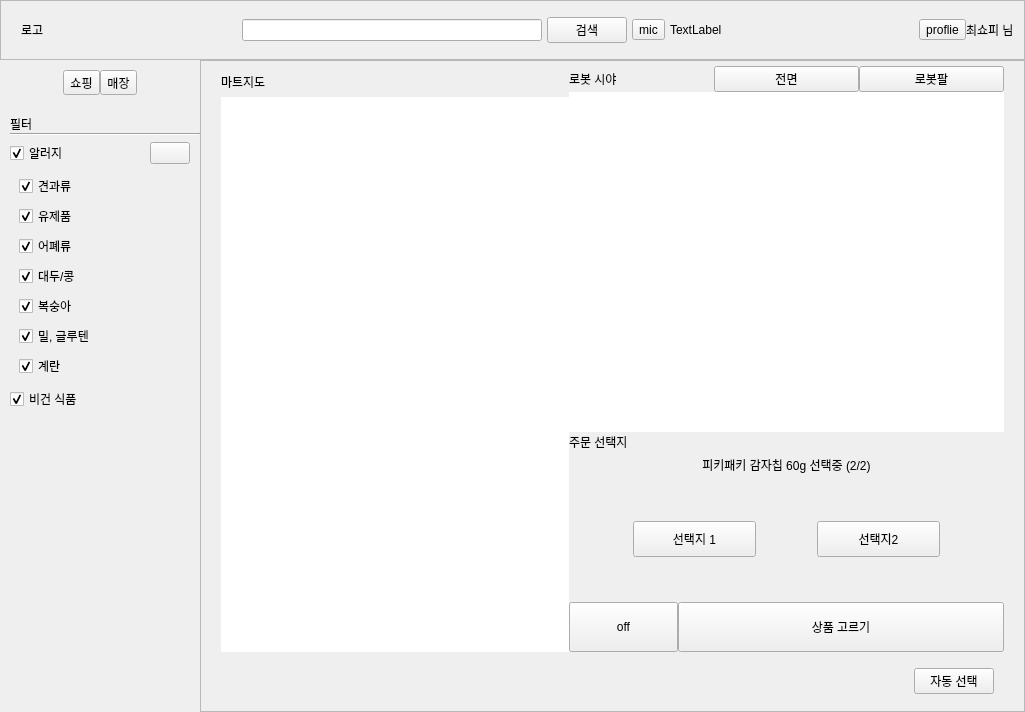
Before: the Qt Designer form shopee_ros2/src/shopee_app/shopee_app/ui/layout_user.ui in addinedu-roscamp-7th/roscamp-repo-1, drawn with Qt 5.
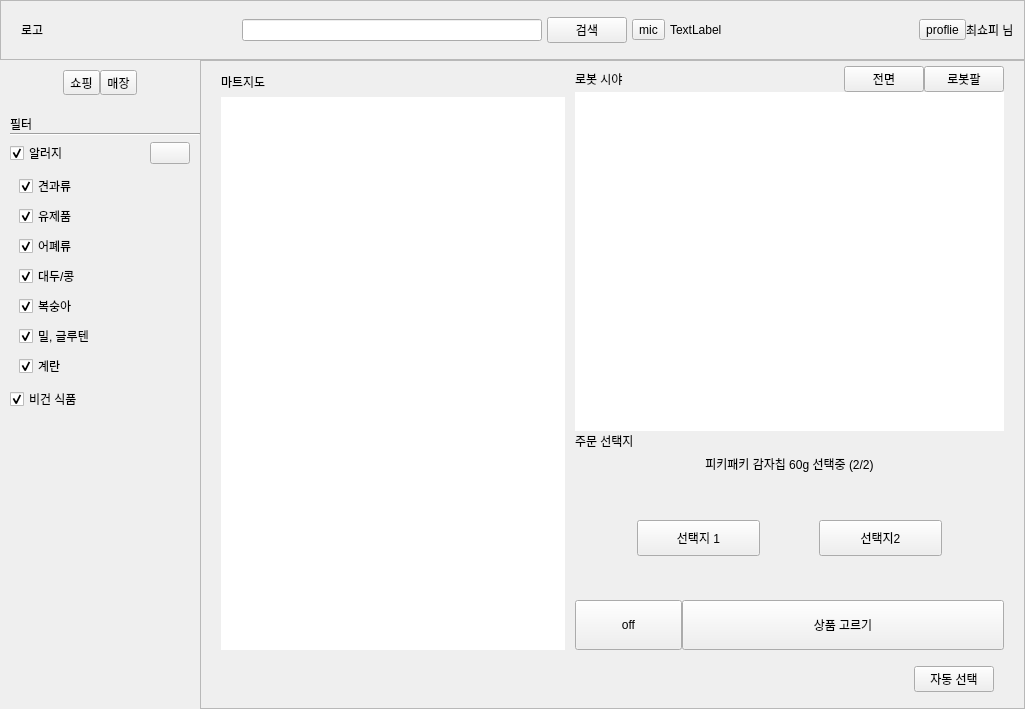
After: the same form once the commit is applied. The open tabs and pages were chosen to show the change. Icons and pictures are not drawn.

Commit message: [ShopeeApp] 선택지 버튼, 상품고르기 버튼 디자인 수정 및 음성명력버튼 기능 구현

```diff
--- a/shopee_ros2/src/shopee_app/shopee_app/ui/layout_user.ui
+++ b/shopee_ros2/src/shopee_app/shopee_app/ui/layout_user.ui
@@ -7,7 +7,7 @@
     <x>0</x>
     <y>0</y>
     <width>1025</width>
-    <height>712</height>
+    <height>709</height>
    </rect>
   </property>
   <property name="sizePolicy">
@@ -715,7 +715,7 @@
          <enum>QFrame::StyledPanel</enum>
         </property>
         <property name="currentIndex">
-         <number>0</number>
+         <number>1</number>
         </property>
         <widget class="QWidget" name="page_content_user">
          <property name="sizePolicy">
@@ -784,7 +784,7 @@
                   <x>0</x>
                   <y>0</y>
                   <width>783</width>
-                  <height>417</height>
+                  <height>414</height>
                  </rect>
                 </property>
                 <property name="sizePolicy">
@@ -1170,7 +1170,7 @@
                </property>
                <layout class="QHBoxLayout" name="horizontalLayout_6" stretch="8,10">
                 <property name="spacing">
-                 <number>0</number>
+                 <number>10</number>
                 </property>
                 <property name="leftMargin">
                  <number>0</number>
@@ -1267,6 +1267,19 @@
                           </property>
                          </widget>
                         </item>
+                        <item>
+                         <spacer name="horizontalSpacer_14">
+                          <property name="orientation">
+                           <enum>Qt::Horizontal</enum>
+                          </property>
+                          <property name="sizeHint" stdset="0">
+                           <size>
+                            <width>40</width>
+                            <height>20</height>
+                           </size>
+                          </property>
+                         </spacer>
+                        </item>
                         <item>
                          <widget class="QPushButton" name="btn_view_front">
                           <property name="text">
@@ -1369,7 +1382,7 @@
                       <item>
                        <widget class="QStackedWidget" name="stackedWidget">
                         <property name="currentIndex">
-                         <number>2</number>
+                         <number>1</number>
                         </property>
                         <widget class="QWidget" name="page_moving">
                          <layout class="QVBoxLayout" name="verticalLayout_16">
@@ -1403,7 +1416,7 @@
                            <number>0</number>
                           </property>
                           <item>
-                           <widget class="QLabel" name="label_7">
+                           <widget class="QLabel" name="label_selecting_state">
                             <property name="text">
                              <string>피키패키 감자칩 60g 선택중 (2/2)</string>
                             </property>
@@ -1461,6 +1474,12 @@
                           </item>
                           <item>
                            <layout class="QHBoxLayout" name="horizontalLayout_9" stretch="1,3">
+                            <property name="leftMargin">
+                             <number>0</number>
+                            </property>
+                            <property name="rightMargin">
+                             <number>0</number>
+                            </property>
                             <item>
                              <widget class="QToolButton" name="toolButton_4">
                               <property name="sizePolicy">
```
The commit also changes 5 other files.
